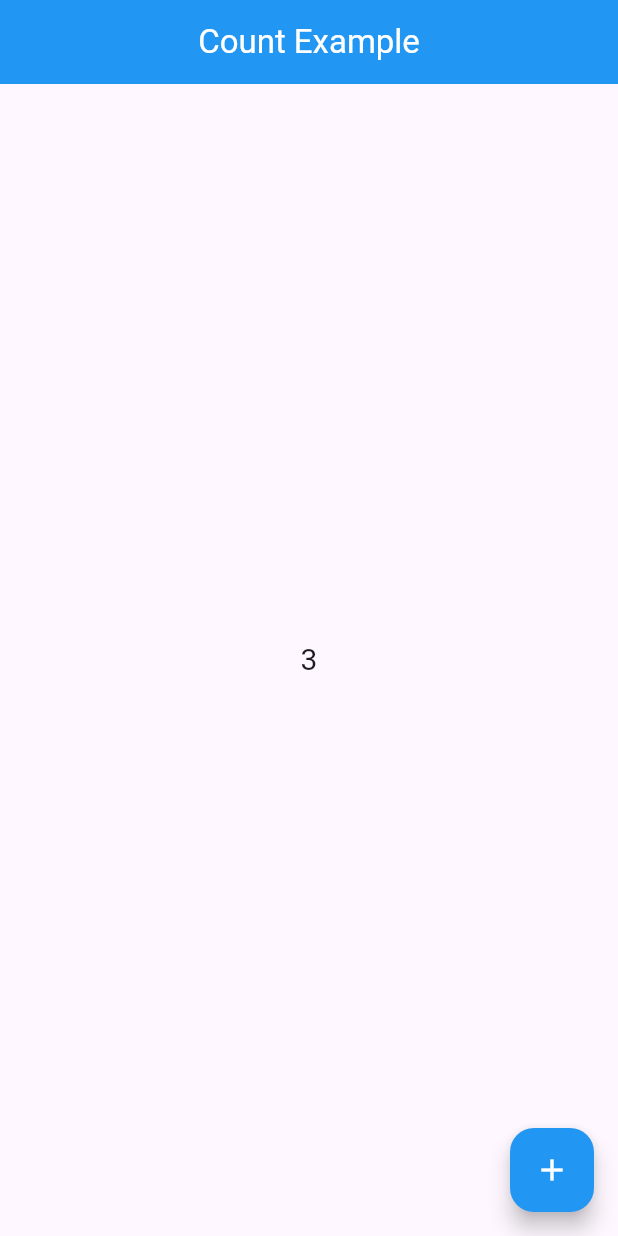
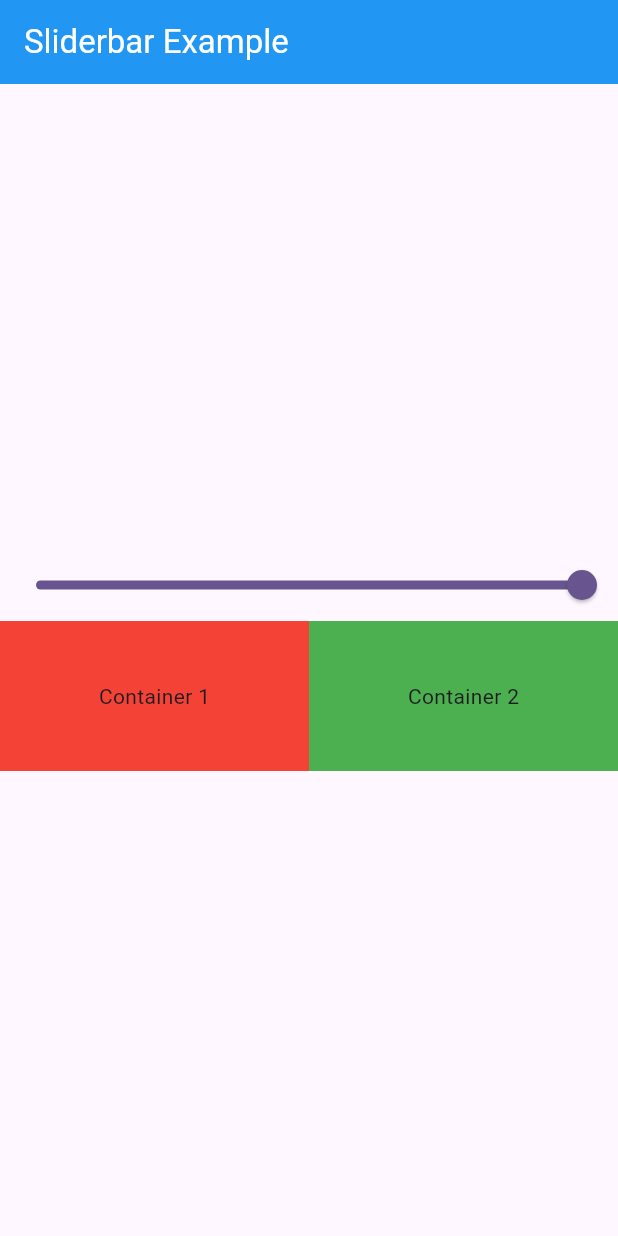
Before and after one commit to sarahpng/provider-lessons, a Flutter app: the screen it shows after launch, on a phone screen of 412 x 824 dp. Run offline on Flutter 3.47's test engine with Material 3 defaults, Android fonts, the phone set to English and light mode, and no system bars.

Commit message:
second lecture

```diff
--- a/lib/main.dart
+++ b/lib/main.dart
@@ -2,27 +2,47 @@ import 'package:flutter/material.dart';
 import 'package:provider/provider.dart';
 import 'package:provider_lessons/first_lecture/provider/count_provider.dart';
 import 'package:provider_lessons/first_lecture/screens/count_Example.dart';
+import 'package:provider_lessons/second_lecture/provider/container_one_provider.dart';
+import 'package:provider_lessons/second_lecture/screen/slider_example.dart';
 
 void main() {
   runApp(const MyApp());
 }
 
+// ----- Lecture one -----------------
 class MyApp extends StatelessWidget {
   const MyApp({super.key});
 
-  // This widget is the root of your application.
   @override
   Widget build(BuildContext context) {
-    return ChangeNotifierProvider(
-      create: (context) => CountProvider(),
+    return MultiProvider(
+      providers: [
+        ChangeNotifierProvider(create: (context) => CountProvider()),
+        ChangeNotifierProvider(create: (context) => ContainerOneProvider()),
+      ],
       child: MaterialApp(
         title: 'Flutter Demo',
         theme: ThemeData(
           colorScheme: ColorScheme.fromSeed(seedColor: Colors.deepPurple),
           useMaterial3: true,
         ),
-        home: const CountExample(),
+        home: const SliderExample(),
       ),
     );
   }
 }
+
+// class MyApp extends StatelessWidget {
+//   const MyApp({super.key});
+
+//   @override
+//   Widget build(BuildContext context) {
+//     return ChangeNotifierProvider(
+//       create: (context) {},
+//       child: MaterialApp(
+//         title: 'Flutter Demo',
+//         home: const SliderExample(),
+//       ),
+//     );
+//   }
+// }
--- /dev/null
+++ b/lib/second_lecture/provider/container_one_provider.dart
@@ -0,0 +1,11 @@
+import 'package:flutter/material.dart';
+
+class ContainerOneProvider extends ChangeNotifier {
+  double _value = 1.0;
+  double get value => _value;
+
+  void set(double val) {
+    _value = val;
+    notifyListeners();
+  }
+}
--- /dev/null
+++ b/lib/second_lecture/screen/slider_example.dart
@@ -0,0 +1,73 @@
+import 'package:flutter/material.dart';
+import 'package:provider/provider.dart';
+import 'package:provider_lessons/second_lecture/provider/container_one_provider.dart';
+
+class SliderExample extends StatefulWidget {
+  const SliderExample({super.key});
+
+  @override
+  State<SliderExample> createState() => _SliderExampleState();
+}
+
+class _SliderExampleState extends State<SliderExample> {
+  @override
+  Widget build(BuildContext context) {
+    return Scaffold(
+        appBar: AppBar(
+          backgroundColor: Colors.blue,
+          title: const Text(
+            'Sliderbar Example',
+            style: TextStyle(
+              color: Colors.white,
+            ),
+          ),
+        ),
+        body: Column(
+          mainAxisAlignment: MainAxisAlignment.center,
+          children: [
+            Consumer<ContainerOneProvider>(builder: (context, provider, child) {
+              return Slider(
+                min: 0,
+                max: 1,
+                value: provider.value,
+                onChanged: (data) {
+                  provider.set(data);
+                },
+              );
+            }),
+            Consumer<ContainerOneProvider>(builder: (context, provider, child) {
+              return Row(
+                children: [
+                  Expanded(
+                    child: Container(
+                      height: 100,
+                      decoration: BoxDecoration(
+                        color: Colors.red.withValues(
+                          alpha: provider.value,
+                        ),
+                      ),
+                      child: Center(
+                        child: Text('Container 1'),
+                      ),
+                    ),
+                  ),
+                  Expanded(
+                    child: Container(
+                      height: 100,
+                      decoration: BoxDecoration(
+                        color: Colors.green.withValues(
+                          alpha: provider.value,
+                        ),
+                      ),
+                      child: Center(
+                        child: Text('Container 2'),
+                      ),
+                    ),
+                  ),
+                ],
+              );
+            }),
+          ],
+        ));
+  }
+}
```
